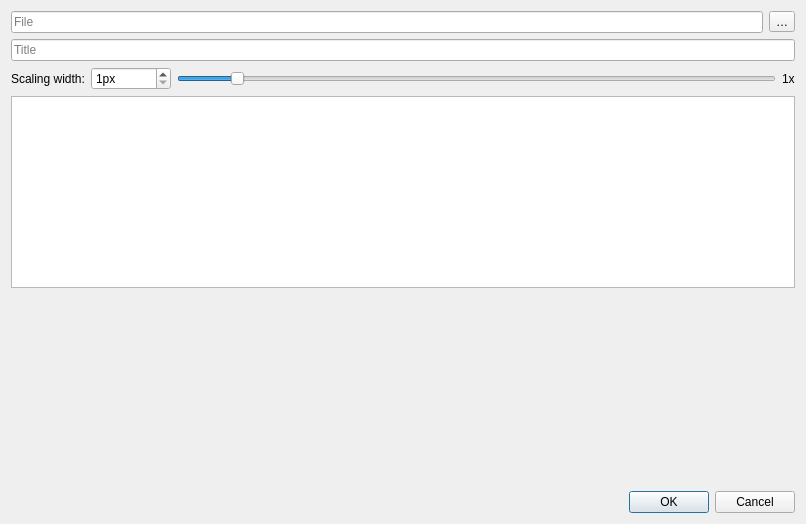
This is src/dialogs/imagedialog.ui in pbek/QOwnNotes as Qt 5 draws it before an edit. The edited form follows.
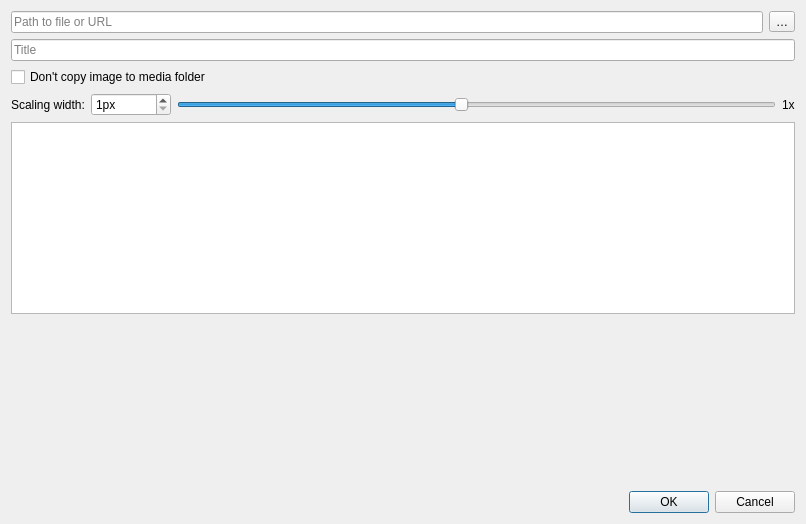
This is the edited form.

Commit message: Further improve insert image dialog for #1285

```diff
--- a/src/dialogs/imagedialog.ui
+++ b/src/dialogs/imagedialog.ui
@@ -14,7 +14,7 @@
    <string>Insert image</string>
   </property>
   <layout class="QGridLayout" name="gridLayout">
-   <item row="4" column="0" colspan="3">
+   <item row="5" column="0" colspan="3">
     <widget class="QDialogButtonBox" name="buttonBox">
      <property name="orientation">
       <enum>Qt::Horizontal</enum>
@@ -24,7 +24,36 @@
      </property>
     </widget>
    </item>
-   <item row="2" column="0" colspan="3">
+   <item row="0" column="0" colspan="2">
+    <widget class="QLineEdit" name="fileEdit">
+     <property name="statusTip">
+      <string>Image filename or URL</string>
+     </property>
+     <property name="readOnly">
+      <bool>false</bool>
+     </property>
+     <property name="placeholderText">
+      <string>Path to file or URL</string>
+     </property>
+     <property name="clearButtonEnabled">
+      <bool>true</bool>
+     </property>
+    </widget>
+   </item>
+   <item row="1" column="0" colspan="3">
+    <widget class="QLineEdit" name="titleEdit">
+     <property name="statusTip">
+      <string>Title of the image link</string>
+     </property>
+     <property name="placeholderText">
+      <string>Title</string>
+     </property>
+     <property name="clearButtonEnabled">
+      <bool>true</bool>
+     </property>
+    </widget>
+   </item>
+   <item row="3" column="0" colspan="3">
     <widget class="QFrame" name="previewFrame">
      <property name="sizePolicy">
       <sizepolicy hsizetype="Preferred" vsizetype="Expanding">
@@ -51,43 +80,35 @@
       <property name="bottomMargin">
        <number>0</number>
       </property>
-      <item row="1" column="2">
-       <widget class="QSlider" name="widthScaleHorizontalSlider">
-        <property name="minimum">
-         <number>1</number>
+      <item row="3" column="0" colspan="3">
+       <widget class="QGraphicsView" name="graphicsView"/>
+      </item>
+      <item row="2" column="0" colspan="3">
+       <widget class="QFrame" name="scaleFrame">
+        <property name="frameShape">
+         <enum>QFrame::NoFrame</enum>
         </property>
-        <property name="maximum">
-         <number>100</number>
-        </property>
-        <property name="pageStep">
-         <number>1</number>
-        </property>
-        <property name="sliderPosition">
-         <number>10</number>
-        </property>
-        <property name="orientation">
-         <enum>Qt::Horizontal</enum>
-        </property>
-       </widget>
-      </item>
-      <item row="1" column="3">
-       <widget class="QLabel" name="widthScaleLabel">
-        <property name="text">
-         <string notr="true">1x</string>
-        </property>
-       </widget>
-      </item>
-      <item row="1" column="0">
+        <layout class="QHBoxLayout" name="horizontalLayout">
+         <property name="leftMargin">
+          <number>0</number>
+         </property>
+         <property name="topMargin">
+          <number>0</number>
+         </property>
+         <property name="rightMargin">
+          <number>0</number>
+         </property>
+         <property name="bottomMargin">
+          <number>0</number>
+         </property>
+         <item>
        <widget class="QLabel" name="label">
         <property name="text">
          <string>Scaling width:</string>
         </property>
        </widget>
       </item>
-      <item row="2" column="0" colspan="4">
-       <widget class="QGraphicsView" name="graphicsView"/>
-      </item>
-      <item row="1" column="1">
+         <item>
        <widget class="QSpinBox" name="widthSpinBox">
         <property name="suffix">
          <string notr="true">px</string>
@@ -100,49 +121,39 @@
         </property>
        </widget>
       </item>
-     </layout>
-    </widget>
-   </item>
-   <item row="1" column="0" colspan="3">
-    <widget class="QLineEdit" name="titleEdit">
-     <property name="statusTip">
-      <string>Title of the image link</string>
-     </property>
-     <property name="placeholderText">
-      <string>Title</string>
-     </property>
-     <property name="clearButtonEnabled">
-      <bool>true</bool>
-     </property>
-    </widget>
-   </item>
-   <item row="0" column="0" colspan="2">
-    <widget class="QLineEdit" name="fileEdit">
-     <property name="statusTip">
-      <string>Image filename</string>
-     </property>
-     <property name="readOnly">
-      <bool>true</bool>
-     </property>
-     <property name="placeholderText">
-      <string>File</string>
-     </property>
-     <property name="clearButtonEnabled">
-      <bool>true</bool>
-     </property>
-    </widget>
-   </item>
-   <item row="0" column="2">
-    <widget class="QToolButton" name="openButton">
-     <property name="toolTip">
-      <string>Select image file</string>
-     </property>
+         <item>
+          <widget class="QSlider" name="widthScaleHorizontalSlider">
+           <property name="minimum">
+            <number>1</number>
+           </property>
+           <property name="maximum">
+            <number>20</number>
+           </property>
+           <property name="pageStep">
+            <number>1</number>
+           </property>
+           <property name="sliderPosition">
+            <number>10</number>
+           </property>
+           <property name="orientation">
+            <enum>Qt::Horizontal</enum>
+           </property>
+          </widget>
+         </item>
+         <item>
+          <widget class="QLabel" name="widthScaleLabel">
      <property name="text">
-      <string notr="true">…</string>
+            <string notr="true">1x</string>
      </property>
     </widget>
    </item>
-   <item row="3" column="0" colspan="3">
+        </layout>
+       </widget>
+      </item>
+     </layout>
+    </widget>
+   </item>
+   <item row="4" column="0" colspan="3">
     <spacer name="verticalSpacer">
      <property name="orientation">
       <enum>Qt::Vertical</enum>
@@ -158,6 +169,26 @@
      </property>
     </spacer>
    </item>
+   <item row="0" column="2">
+    <widget class="QToolButton" name="openButton">
+     <property name="toolTip">
+      <string>Select image file</string>
+     </property>
+     <property name="text">
+      <string notr="true">…</string>
+     </property>
+    </widget>
+   </item>
+   <item row="2" column="0" colspan="3">
+    <widget class="QCheckBox" name="disableCopyingCheckBox">
+     <property name="toolTip">
+      <string>The path or url will be inserted directly, paths to files will be made relative to the current note</string>
+     </property>
+     <property name="text">
+      <string>Don't copy image to media folder</string>
+     </property>
+    </widget>
+   </item>
   </layout>
  </widget>
  <resources/>
```
Lines whose indentation alone changed are shown as unchanged. The commit also changes 4 other files.
